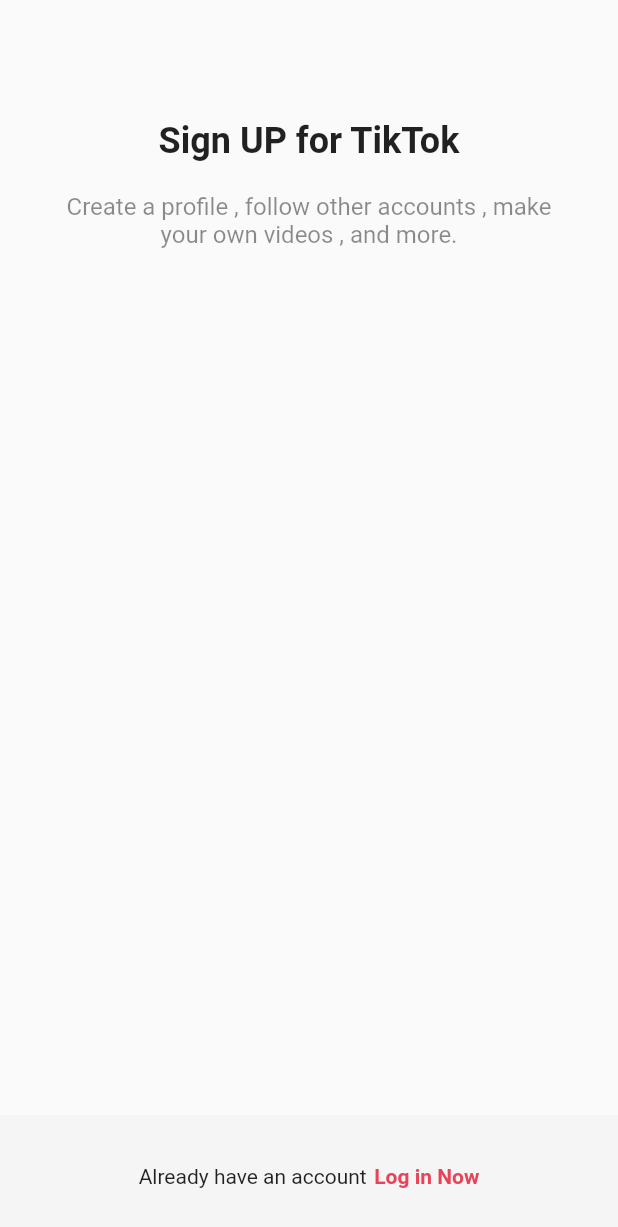
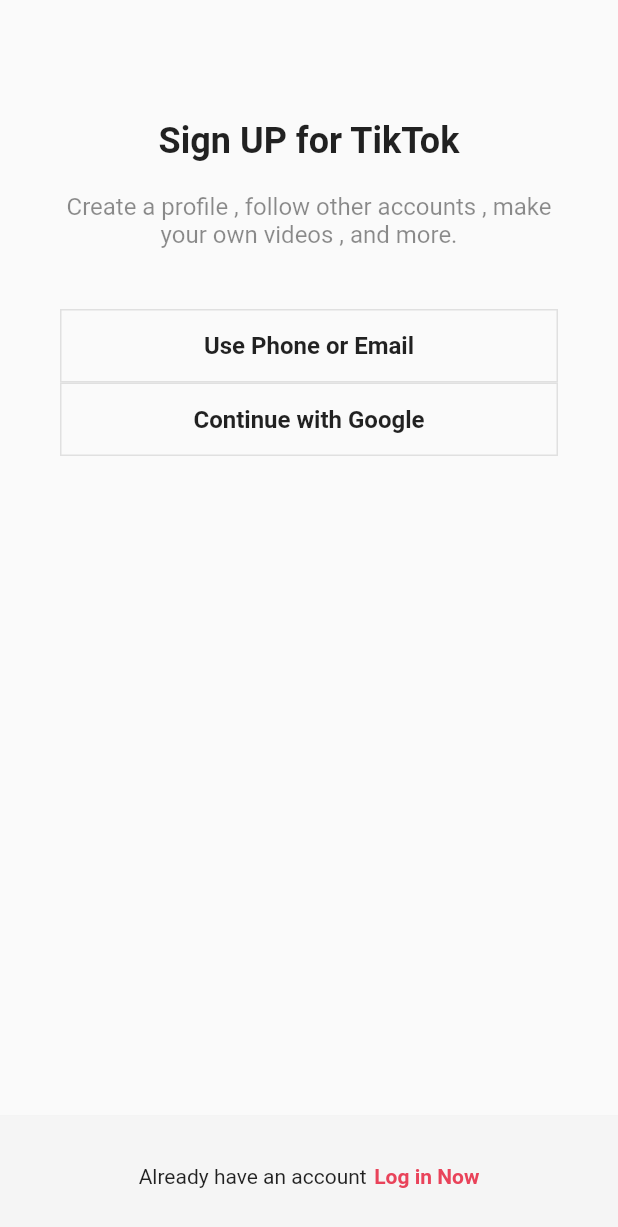
Before and after one commit to sonny8569/TikTok_project, a Flutter app: the screen it shows after launch, on a phone screen of 412 x 824 dp. Shown: the top 1227 px of the screen. Run offline on Flutter 3.47's test engine with Material 2 defaults, Android fonts, the phone set to English and light mode, and no system bars.

Commit message:
widget 추가

```diff
--- /dev/null
+++ b/lib/features/authentication/login_screen.dart
@@ -0,0 +1,77 @@
+import 'package:flutter/material.dart';
+import 'package:tiktok_project/constants/gaps.dart';
+import 'package:tiktok_project/constants/sizes.dart';
+
+class LoginScreen extends StatelessWidget {
+  const LoginScreen({super.key});
+
+  void onSignUpTap(BuildContext context) {
+    Navigator.of(context).pop();
+  }
+
+  @override
+  Widget build(BuildContext context) {
+    return Scaffold(
+      body: SafeArea(
+        child: Padding(
+          padding: const EdgeInsets.symmetric(
+            horizontal: Sizes.size40,
+          ),
+          child: Column(
+            children: const [
+              Gaps.v80,
+              Text(
+                "Log in to TikTok",
+                style: TextStyle(
+                  fontSize: Sizes.size24,
+                  fontWeight: FontWeight.w700,
+                ),
+              ),
+              Gaps.v20,
+              Text(
+                "Manage your account, check notifications, comment on videos, and more.",
+                style: TextStyle(
+                  fontSize: Sizes.size16,
+                  color: Colors.black45,
+                ),
+                textAlign: TextAlign.center,
+              ),
+            ],
+          ),
+        ),
+      ),
+      bottomNavigationBar: BottomAppBar(
+        color: Colors.grey.shade100,
+        elevation: 2,
+        child: Padding(
+          padding: const EdgeInsets.symmetric(
+            vertical: Sizes.size32,
+          ),
+          child: Row(
+            mainAxisAlignment: MainAxisAlignment.center,
+            children: [
+              const Text(
+                "Don't have an account?",
+                style: TextStyle(
+                  fontSize: Sizes.size16,
+                ),
+              ),
+              Gaps.h5,
+              GestureDetector(
+                onTap: () => onSignUpTap(context),
+                child: Text(
+                  "Sign up",
+                  style: TextStyle(
+                    fontSize: Sizes.size16,
+                    fontWeight: FontWeight.w600,
+                    color: Theme.of(context).primaryColor,
+                  ),
+                ),
+              ),
+            ],
+          ),
+        ),
+      ),
+    );
+  }
+}
--- /dev/null
+++ b/lib/features/authentication/sign_up_screen.dart
@@ -0,0 +1,78 @@
+import 'package:flutter/cupertino.dart';
+import 'package:flutter/material.dart';
+import 'package:tiktok_project/constants/gaps.dart';
+import 'package:tiktok_project/constants/sizes.dart';
+import 'package:tiktok_project/features/authentication/login_screen.dart';
+import 'package:tiktok_project/features/authentication/widgets/auth_button.dart';
+
+class SignUpScreen extends StatelessWidget{
+  const  SignUpScreen({super.key});
+
+  void onLoginTap(BuildContext context){
+    Navigator.of(context).push(MaterialPageRoute(builder : (context) => LoginScreen(),
+      ),
+    );
+  }
+
+  @override
+  Widget build(BuildContext context) {
+    return Scaffold(
+      body: SafeArea(
+        child: Padding(
+          padding: const EdgeInsets.symmetric(
+            horizontal: Sizes.size40,
+          ),
+          child: Column(
+            children: const [
+              Gaps.v80,
+              Text(
+                "Sign UP for TikTok",
+                style: TextStyle(
+                  fontSize: Sizes.size24,
+                  fontWeight: FontWeight.w700,
+                ),
+              ),
+              Gaps.v20,
+              Text(
+                "Create a profile , follow other accounts , make your own videos , and more. ",
+                style: TextStyle(
+                  fontSize: Sizes.size16,
+                  color: Colors.black45,
+                ),
+                textAlign: TextAlign.center,
+              ),
+              Gaps.v40,
+              AuthButton(text: "Use Phone or Email"),
+              AuthButton(text: "Continue with Google"),
+            ],
+          ),
+        ),
+      ),
+      bottomNavigationBar: BottomAppBar(
+        color: Colors.grey.shade100,
+        elevation: 1,
+        child: Padding(
+          padding: const EdgeInsets.symmetric(vertical: Sizes.size32),
+          child: Container(
+            child: Row(
+              mainAxisAlignment: MainAxisAlignment.center,
+              children: [
+                Text('Already have an account'),
+                Gaps.h5,
+                GestureDetector(
+                  onTap: () => onLoginTap(context),
+                  child: Text(
+                    "Log in Now",
+                    style: TextStyle(
+                        fontWeight: FontWeight.w600,
+                        color: Theme.of(context).primaryColor),
+                  ),
+                ),
+              ],
+            ),
+          ),
+        ),
+      ),
+    );
+  }
+}
--- /dev/null
+++ b/lib/features/authentication/widgets/auth_button.dart
@@ -0,0 +1,42 @@
+import 'package:flutter/cupertino.dart';
+import 'package:flutter/material.dart';
+import 'package:tiktok_project/constants/sizes.dart';
+
+class AuthButton extends StatelessWidget{
+  final String text;
+
+  const AuthButton({
+        super.key,
+        required this.text
+  });
+
+
+  @override
+  Widget build(BuildContext context) {
+      return FractionallySizedBox(
+         widthFactor: 1,
+         child :  Container(
+           padding: EdgeInsets.symmetric(
+             vertical: Sizes.size14,
+           ),
+            decoration: BoxDecoration(
+                border : Border.all(
+                  color : Colors.grey.shade300,
+                  width: Sizes.size1,
+                )
+            ),
+            child : Text(text ,
+              style: TextStyle(
+                fontSize: Sizes.size16,
+                fontWeight: FontWeight.w600,
+              ),
+              textAlign: TextAlign.center,
+            ),
+          )
+      );
+  }
+
+
+
+
+}
--- a/lib/main.dart
+++ b/lib/main.dart
@@ -1,7 +1,7 @@
 import 'package:flutter/material.dart';
 import 'package:tiktok_project/constants/gaps.dart';
 import 'package:tiktok_project/constants/sizes.dart';
-import 'package:tiktok_project/screens/sign_up/sign_up_screen.dart';
+import 'package:tiktok_project/features/authentication/sign_up_screen.dart';
 
 void main() {
   runApp(const TikTokApp());
--- a/lib/screens/sign_up/sign_up_screen.dart
+++ /dev/null
@@ -1,59 +0,0 @@
-import 'package:flutter/cupertino.dart';
-import 'package:flutter/material.dart';
-import 'package:tiktok_project/constants/gaps.dart';
-import 'package:tiktok_project/constants/sizes.dart';
-
-class SignUpScreen extends StatelessWidget{
-  const  SignUpScreen({super.key});
-
-  @override
-  Widget build(BuildContext context){
-    return Scaffold(
-        body: SafeArea(
-          child: Padding(
-            padding: const EdgeInsets.symmetric(
-              horizontal: Sizes.size40,
-            ),
-            child: Column(
-            children : const [
-              Gaps.v80,
-            Text("Sign UP for TikTok",
-              style: TextStyle(
-                fontSize : Sizes.size24,
-                fontWeight: FontWeight.w700,),),
-            Gaps.v20,
-            Text("Create a profile , follow other accounts , make your own videos , and more. ",
-              style: TextStyle(
-                fontSize: Sizes.size16,
-                color:  Colors.black45,
-              ),
-            textAlign:TextAlign.center ,)
-          ],
-        ),
-       ),
-      ),
-      bottomNavigationBar: BottomAppBar(
-        color: Colors.grey.shade100,
-        elevation: 1,
-        child : Padding(
-          padding: const EdgeInsets.symmetric(vertical:
-            Sizes.size32),
-        child: Container(
-          child: Row(
-            mainAxisAlignment: MainAxisAlignment.center,
-            children: [
-            Text('Already have an account'),
-            Gaps.h5,
-            Text("Log in Now",
-            style:TextStyle(
-              fontWeight: FontWeight.w600,
-              color: Theme.of(context).primaryColor
-            ) ,)
-          ],),
-        ),
-      ),
-      ),
-    );
-  }
-
-}
```
